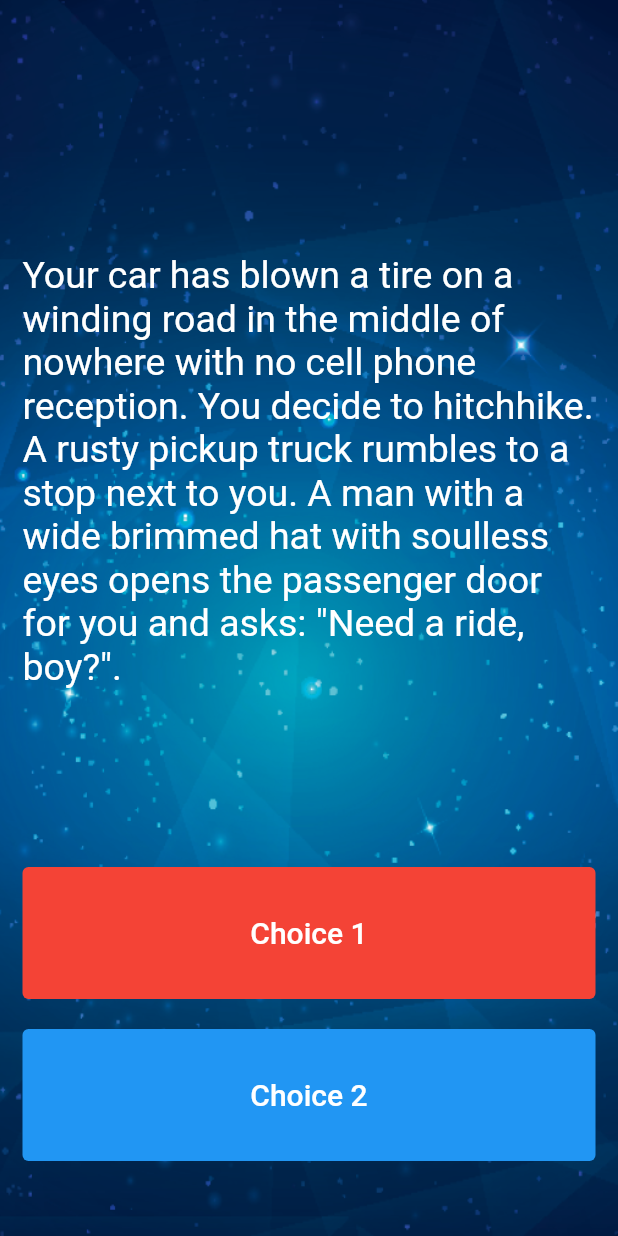
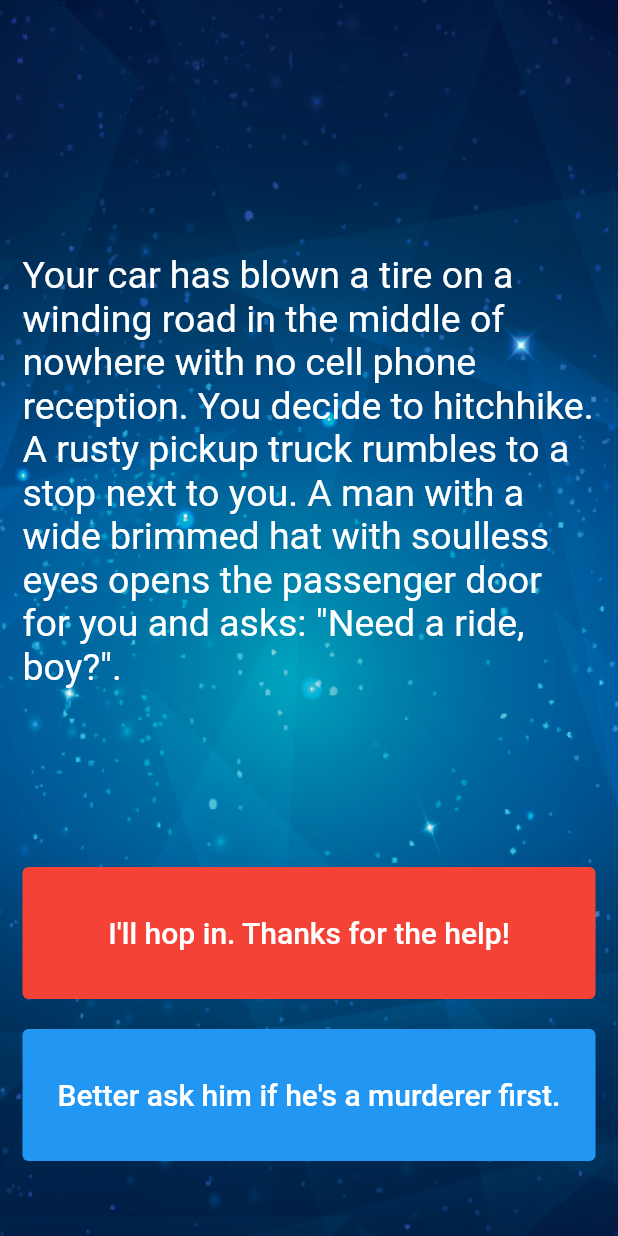
Before and after one commit to dastagg/LAB-F-destini, a Flutter app: the screen it shows after launch, on a phone screen of 412 x 824 dp. Run offline on Flutter 3.47's test engine with Material 2 defaults, Android fonts, the phone set to English and light mode, and no system bars.

Commit message:
Completed: Steps 11-15.

```diff
--- a/lib/main.dart
+++ b/lib/main.dart
@@ -1,7 +1,5 @@
 import 'package:destini/story_brain.dart';
 import 'package:flutter/material.dart';
-
-//TODO: Step 15 - Run the app and see if you can see the screen update with the first story. Delete this TODO if it looks as you expected.
 
 void main() => runApp(const Destini());
 
@@ -71,10 +69,9 @@ class _StoryPageState extends State<StoryPage> {
                     //Choice 1 made by user.
                     //TODO: Step 18 - Call the nextStory() method from storyBrain and pass the number 1 as the choice made by the user.
                   },
-                  child: const Text(
-                    //TODO: Step 13 - Use the storyBrain to get the text for choice 1.
-                    'Choice 1',
-                    style: TextStyle(
+                  child: Text(
+                    storyBrain.getChoice1(),
+                    style: const TextStyle(
                       fontSize: 20.0,
                     ),
                   ),
@@ -96,10 +93,9 @@ class _StoryPageState extends State<StoryPage> {
                     //Choice 2 made by user.
                     //TODO: Step 19 - Call the nextStory() method from storyBrain and pass the number 2 as the choice made by the user.
                   },
-                  child: const Text(
-                    //TODO: Step 14 - Use the storyBrain to get the text for choice 2.
-                    'Choice 2',
-                    style: TextStyle(
+                  child: Text(
+                    storyBrain.getChoice2(),
+                    style: const TextStyle(
                       fontSize: 20.0,
                     ),
                   ),
--- a/lib/story_brain.dart
+++ b/lib/story_brain.dart
@@ -38,12 +38,16 @@ class StoryBrain {
     return _storyData[0].storyTitle;
   }
 
-}
+  String getChoice1() {
+    return _storyData[0].choice1;
+  }
+  String getChoice2() {
+    return _storyData[0].choice2;
+  }
+
+
 //TODO: Step 23 - Use the storyNumber property inside getStory(), getChoice1() and getChoice2() so that it gets the updated story and choices rather than always just the first (0th) one.
 
-//TODO: Step 11 - Create a method called getChoice1() that returns the text for the first choice1 from _storyData.
-
-//TODO: Step 12 - Create a method called getChoice2() that returns the text for the first choice2 from _storyData.
 
 //TODO: Step 25 - Change the storyNumber property into a private property so that only story_brain.dart has access to it. You can do this by right clicking on the name (storyNumber) and selecting Refactor -> Rename to make the change across all the places where it's used.
 
@@ -58,3 +62,4 @@ class StoryBrain {
 //TODO: Step 22 - In nextStory() if the storyNumber is equal to 3 or 4 or 5, that means it's the end of the game and it should call a method called restart() that resets the storyNumber to 0.
 
 //TODO: Step 27 - Create a method called buttonShouldBeVisible() which checks to see if storyNumber is 0 or 1 or 2 (when both buttons should show choices) and return true if that is the case, else it should return false.
+}
```
